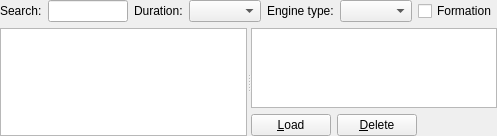
The window that src/Plugins/Module/Logbook/src/LogbookWidget.ui (till213/SkyDolly) describes before a commit, drawn with Qt 5.
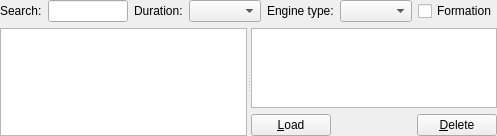
The same window after the commit.

Commit message: Move "destructive" (delete) buttons to the right-hand side

The edit to the form file:
```diff
--- a/src/Plugins/Module/Logbook/src/LogbookWidget.ui
+++ b/src/Plugins/Module/Logbook/src/LogbookWidget.ui
@@ -129,13 +129,6 @@
            </property>
           </widget>
          </item>
-         <item>
-          <widget class="QPushButton" name="deletePushButton">
-           <property name="text">
-            <string>&amp;Delete</string>
-           </property>
-          </widget>
-         </item>
          <item>
           <spacer name="horizontalSpacer">
            <property name="orientation">
@@ -162,6 +155,13 @@
            </property>
           </widget>
          </item>
+         <item>
+          <widget class="QPushButton" name="deletePushButton">
+           <property name="text">
+            <string>&amp;Delete</string>
+           </property>
+          </widget>
+         </item>
         </layout>
        </item>
       </layout>
```
The commit also changes 1 other file.
